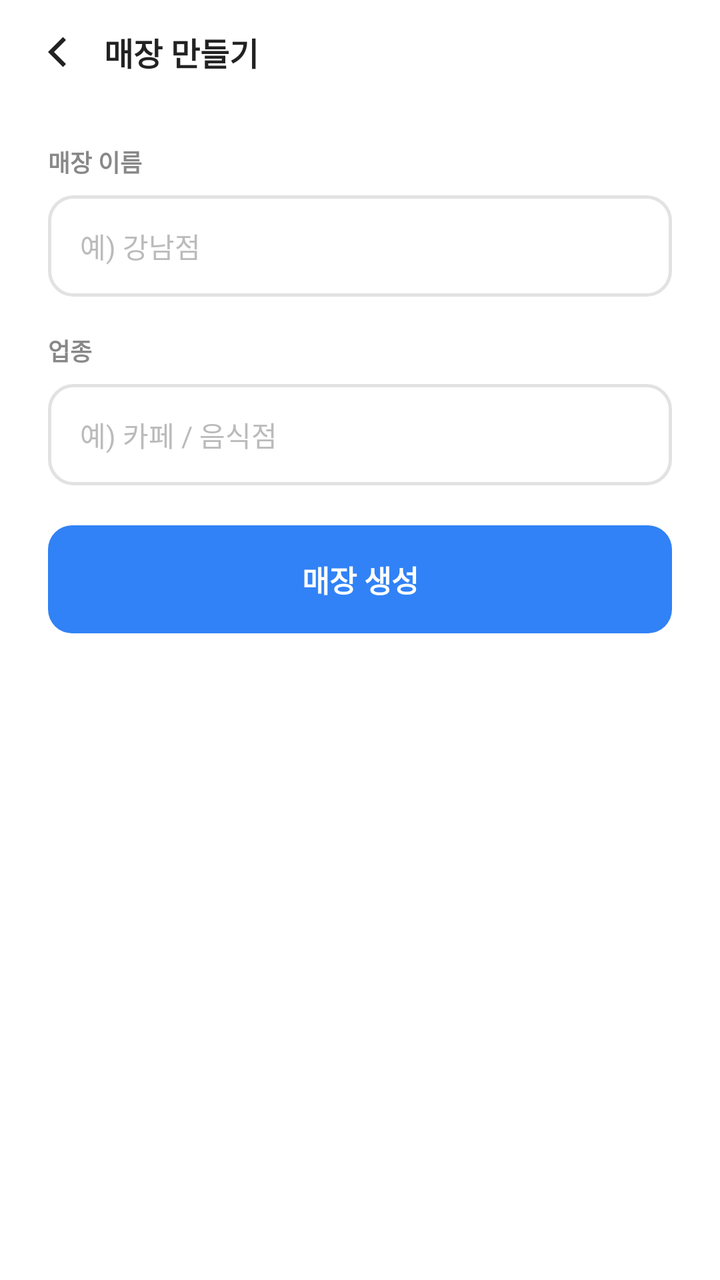
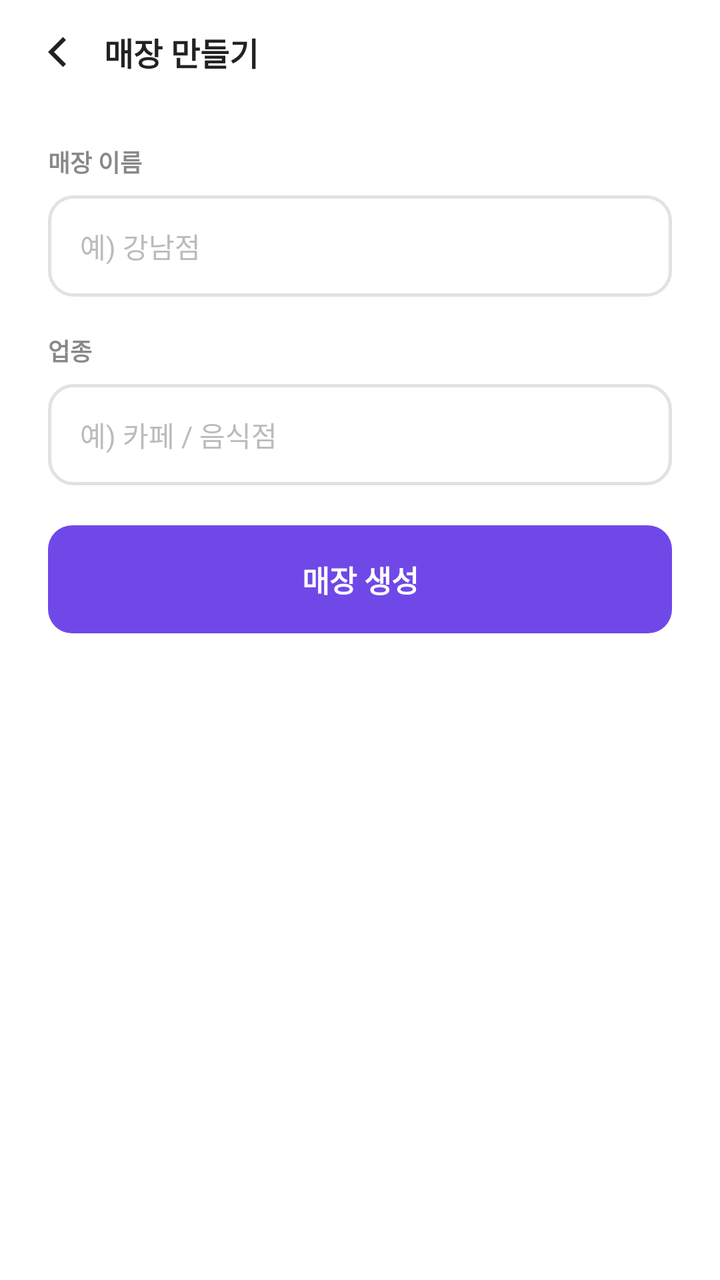

The first picture is an Android layout as it rendered before a commit; the second is the same layout after the commit. The layout source and the unified diff follow.
<!-- AndroidManifest.xml: application theme Theme.PTManagerEmployer -->
<!-- res/layout/activity_create_store.xml -->
<?xml version="1.0" encoding="utf-8"?>
<LinearLayout xmlns:android="http://schemas.android.com/apk/res/android"
    android:id="@+id/create_root"
    android:layout_width="match_parent"
    android:layout_height="match_parent"
    android:orientation="vertical"
    android:background="@color/white">

    <LinearLayout
        android:layout_width="match_parent"
        android:layout_height="wrap_content"
        android:orientation="horizontal"
        android:gravity="center_vertical"
        android:paddingHorizontal="8dp"
        android:paddingVertical="6dp">

        <ImageView
            android:id="@+id/btn_back"
            android:layout_width="40dp"
            android:layout_height="40dp"
            android:padding="8dp"
            android:src="@drawable/ic_back"
            android:background="?attr/selectableItemBackgroundBorderless"
            android:contentDescription="뒤로" />

        <TextView
            android:layout_width="wrap_content"
            android:layout_height="wrap_content"
            android:layout_marginStart="4dp"
            android:text="매장 만들기"
            android:textColor="@color/text_primary"
            android:textSize="16sp"
            android:textStyle="bold" />
    </LinearLayout>

    
    <LinearLayout
        android:id="@+id/state_input"
        android:layout_width="match_parent"
        android:layout_height="wrap_content"
        android:orientation="vertical"
        android:paddingHorizontal="24dp"
        android:paddingTop="20dp">

        <TextView
            android:layout_width="wrap_content"
            android:layout_height="wrap_content"
            android:text="매장 이름"
            android:textColor="@color/text_secondary"
            android:textSize="12sp"
            android:textStyle="bold" />

        <EditText
            android:id="@+id/input_store"
            android:layout_width="match_parent"
            android:layout_height="wrap_content"
            android:layout_marginTop="8dp"
            android:background="@drawable/bg_input"
            android:hint="예) 강남점"
            android:textColorHint="@color/text_hint"
            android:textColor="@color/text_primary"
            android:textSize="14sp"
            android:inputType="text"
            android:paddingHorizontal="16dp"
            android:paddingVertical="15dp" />

        <TextView
            android:layout_width="wrap_content"
            android:layout_height="wrap_content"
            android:layout_marginTop="18dp"
            android:text="업종"
            android:textColor="@color/text_secondary"
            android:textSize="12sp"
            android:textStyle="bold" />

        <EditText
            android:id="@+id/input_type"
            android:layout_width="match_parent"
            android:layout_height="wrap_content"
            android:layout_marginTop="8dp"
            android:background="@drawable/bg_input"
            android:hint="예) 카페 / 음식점"
            android:textColorHint="@color/text_hint"
            android:textColor="@color/text_primary"
            android:textSize="14sp"
            android:inputType="text"
            android:paddingHorizontal="16dp"
            android:paddingVertical="15dp" />

        <TextView
            android:id="@+id/btn_create"
            android:layout_width="match_parent"
            android:layout_height="wrap_content"
            android:layout_marginTop="20dp"
            android:background="@drawable/bg_btn_primary"
            android:text="매장 생성"
            android:textColor="@color/white"
            android:textSize="15sp"
            android:textStyle="bold"
            android:gravity="center"
            android:paddingVertical="16dp"
            android:foreground="?attr/selectableItemBackground" />
    </LinearLayout>

    
    <LinearLayout
        android:id="@+id/state_code"
        android:layout_width="match_parent"
        android:layout_height="0dp"
        android:layout_weight="1"
        android:visibility="gone"
        android:orientation="vertical"
        android:gravity="center"
        android:paddingHorizontal="32dp">

        <TextView
            android:layout_width="wrap_content"
            android:layout_height="wrap_content"
            android:text="매장이 생성되었어요 🎉"
            android:textColor="@color/text_primary"
            android:textSize="19sp"
            android:textStyle="bold" />

        <TextView
            android:layout_width="wrap_content"
            android:layout_height="wrap_content"
            android:layout_marginTop="10dp"
            android:text="아래 초대 코드를 알바에게 공유하세요"
            android:textColor="@color/text_tertiary"
            android:textSize="13sp" />

        <TextView
            android:layout_width="match_parent"
            android:layout_height="wrap_content"
            android:layout_marginTop="24dp"
            android:background="@drawable/bg_card_tinted"
            android:text="A1B2C3"
            android:textColor="@color/brand_blue"
            android:textSize="34sp"
            android:textStyle="bold"
            android:letterSpacing="0.3"
            android:gravity="center"
            android:paddingVertical="22dp" />

        <TextView
            android:id="@+id/btn_enter_app"
            android:layout_width="match_parent"
            android:layout_height="wrap_content"
            android:layout_marginTop="24dp"
            android:background="@drawable/bg_btn_primary"
            android:text="대시보드로 이동"
            android:textColor="@color/white"
            android:textSize="15sp"
            android:textStyle="bold"
            android:gravity="center"
            android:paddingVertical="16dp"
            android:foreground="?attr/selectableItemBackground" />
    </LinearLayout>
</LinearLayout>
<!-- resources referenced by this layout -->
<resources>
  <color name="brand_blue">#3182F6</color>
  <color name="text_hint">#BBBBBB</color>
  <color name="text_primary">#222222</color>
  <color name="text_secondary">#888888</color>
  <color name="text_tertiary">#999999</color>
  <color name="white">#FFFFFFFF</color>
  <!-- drawable bg_btn_primary (drawable) -->
  <?xml version="1.0" encoding="utf-8"?>
  <shape xmlns:android="http://schemas.android.com/apk/res/android" android:shape="rectangle">
      <solid android:color="@color/brand_blue" />
      <corners android:radius="12dp" />
  </shape>
  <!-- drawable bg_card_tinted (drawable) -->
  <?xml version="1.0" encoding="utf-8"?>
  <shape xmlns:android="http://schemas.android.com/apk/res/android" android:shape="rectangle">
      <solid android:color="@color/brand_blue_light" />
      <corners android:radius="14dp" />
      <stroke android:width="1.5dp" android:color="@color/brand_blue_border" />
  </shape>
  <!-- drawable bg_input (drawable) -->
  <?xml version="1.0" encoding="utf-8"?>
  <shape xmlns:android="http://schemas.android.com/apk/res/android" android:shape="rectangle">
      <solid android:color="@color/white" />
      <corners android:radius="12dp" />
      <stroke android:width="1.5dp" android:color="@color/input_border" />
  </shape>
  <!-- drawable ic_back (drawable) -->
  <vector xmlns:android="http://schemas.android.com/apk/res/android"
      android:width="24dp" android:height="24dp"
      android:viewportWidth="24" android:viewportHeight="24">
      <path android:fillColor="#222222"
          android:pathData="M15.5,4.5l-7.5,7.5l7.5,7.5l1.5,-1.5l-6,-6l6,-6z" />
  </vector>
  <style name="Theme.PTManagerEmployer" parent="Base.Theme.PTManagerEmployer" />
  <color name="brand_blue_light">#EEF4FF</color>
  <color name="brand_blue_border">#D6E4FF</color>
  <color name="input_border">#E2E2E2</color>
  <style name="Base.Theme.PTManagerEmployer" parent="Theme.Material3.Light.NoActionBar">
          <item name="colorPrimary">@color/brand_blue</item>
          <item name="colorOnPrimary">@color/white</item>
          <item name="colorSurface">@color/white</item>
          <item name="colorOnSurface">@color/text_primary</item>
          <item name="android:colorBackground">@color/white</item>
          <item name="android:statusBarColor">@color/white</item>
          <item name="android:navigationBarColor">@color/white</item>
          <item name="android:windowLightStatusBar">true</item>
          <item name="android:windowLightNavigationBar" tools:targetApi="o_mr1">true</item>
      </style>
</resources>

<!-- the commit's change to res/layout/activity_create_store.xml (unified diff, before → after) -->
@@ -135,7 +135,7 @@
             android:layout_marginTop="24dp"
             android:background="@drawable/bg_card_tinted"
             android:text="A1B2C3"
-            android:textColor="@color/brand_blue"
+            android:textColor="@color/brand"
             android:textSize="34sp"
             android:textStyle="bold"
             android:letterSpacing="0.3"
<!-- resource entries referenced after the edit -->
@@ -1,6 +1,6 @@
 <!-- resources referenced by this layout -->
 <resources>
-  <color name="brand_blue">#3182F6</color>
+  <color name="brand">#7048E8</color>
   <color name="text_hint">#BBBBBB</color>
   <color name="text_primary">#222222</color>
   <color name="text_secondary">#888888</color>
@@ -9,15 +9,15 @@
   <!-- drawable bg_btn_primary (drawable) -->
   <?xml version="1.0" encoding="utf-8"?>
   <shape xmlns:android="http://schemas.android.com/apk/res/android" android:shape="rectangle">
-      <solid android:color="@color/brand_blue" />
+      <solid android:color="@color/brand" />
       <corners android:radius="12dp" />
   </shape>
   <!-- drawable bg_card_tinted (drawable) -->
   <?xml version="1.0" encoding="utf-8"?>
   <shape xmlns:android="http://schemas.android.com/apk/res/android" android:shape="rectangle">
-      <solid android:color="@color/brand_blue_light" />
+      <solid android:color="@color/brand_light" />
       <corners android:radius="14dp" />
-      <stroke android:width="1.5dp" android:color="@color/brand_blue_border" />
+      <stroke android:width="1.5dp" android:color="@color/brand_border" />
   </shape>
   <!-- drawable bg_input (drawable) -->
   <?xml version="1.0" encoding="utf-8"?>
@@ -34,11 +34,11 @@
           android:pathData="M15.5,4.5l-7.5,7.5l7.5,7.5l1.5,-1.5l-6,-6l6,-6z" />
   </vector>
   <style name="Theme.PTManagerEmployer" parent="Base.Theme.PTManagerEmployer" />
-  <color name="brand_blue_light">#EEF4FF</color>
-  <color name="brand_blue_border">#D6E4FF</color>
+  <color name="brand_light">#F6F2FF</color>
+  <color name="brand_border">#E7DEFC</color>
   <color name="input_border">#E2E2E2</color>
   <style name="Base.Theme.PTManagerEmployer" parent="Theme.Material3.Light.NoActionBar">
-          <item name="colorPrimary">@color/brand_blue</item>
+          <item name="colorPrimary">@color/brand</item>
           <item name="colorOnPrimary">@color/white</item>
           <item name="colorSurface">@color/white</item>
           <item name="colorOnSurface">@color/text_primary</item>
